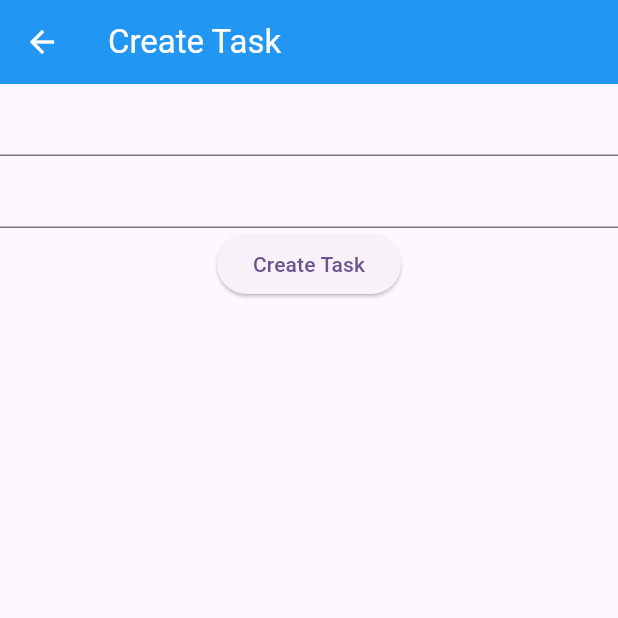
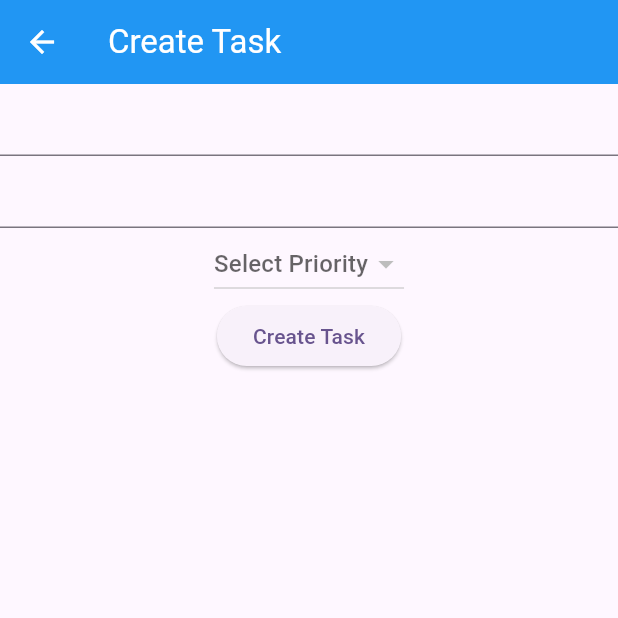
Before and after one commit to AbRehman536/backend_flutter_sec2, a Flutter app: the CreateTask screen opened directly, on a phone screen of 412 x 824 dp, the top half of it. Run offline on Flutter 3.47's test engine with Material 3 defaults, Android fonts, the phone set to English and light mode, and no system bars; our stand-ins replace cloud_firestore, firebase_core; accounts and stored records are empty.

Commit message:
Connect Priority done

```diff
--- a/lib/main.dart
+++ b/lib/main.dart
@@ -2,6 +2,7 @@ import 'package:firebase_core/firebase_core.dart';
 import 'package:flutter/material.dart';
 import 'package:flutter_sec_2_backend/views/create_task.dart';
 import 'package:flutter_sec_2_backend/views/get_all_task.dart';
+import 'package:flutter_sec_2_backend/views/get_priority.dart';
 
 void main()async {
   WidgetsFlutterBinding.ensureInitialized();
--- a/lib/views/create_task.dart
+++ b/lib/views/create_task.dart
@@ -1,8 +1,11 @@
 import 'package:flutter/material.dart';
+import 'package:flutter_sec_2_backend/models/priority.dart';
 import 'package:flutter_sec_2_backend/models/task.dart';
+import 'package:flutter_sec_2_backend/services/priority.dart';
 import 'package:flutter_sec_2_backend/services/task.dart';
 
 class CreateTask extends StatefulWidget {
+
   const CreateTask({super.key});
 
   @override
@@ -14,6 +17,16 @@ class _CreateTaskState extends State<CreateTask> {
   TextEditingController descriptionController = TextEditingController();
 
   bool isLoading = false;
+
+  List<PriorityTaskModel> priorityList = [];
+  PriorityTaskModel? _selectedPriority;
+  @override
+  void initState(){
+    PriorityServices().getPriority().then((val){
+      priorityList = val!;
+      setState(() {});
+    });
+  }
   @override
   Widget build(BuildContext context) {
     return Scaffold(
@@ -25,6 +38,17 @@ class _CreateTaskState extends State<CreateTask> {
       body: Column(children: [
         TextField(controller: nameController,),
         TextField(controller: descriptionController,),
+        DropdownButton(
+            hint: Text("Select Priority"),
+            value: _selectedPriority,
+            items: priorityList.map((item){
+              return DropdownMenuItem(
+                  child: Text(item.toString()));
+            }).toList(),
+            onChanged: (val){
+              _selectedPriority =val;
+              setState(() {});
+            }),
         isLoading ? Center(child: CircularProgressIndicator(),)
         :
         ElevatedButton(onPressed: ()async{
@@ -34,6 +58,7 @@ class _CreateTaskState extends State<CreateTask> {
             await TaskServices().createTask(TaskModel(
               name: nameController.text.toString(),
               description: descriptionController.text.toString(),
+              priorityID: _selectedPriority!.docId.toString(),
               isCompleted: false,
               createdAt: DateTime.now().millisecondsSinceEpoch
             )).then((val){
--- a/lib/views/get_all_task.dart
+++ b/lib/views/get_all_task.dart
@@ -4,6 +4,7 @@ import 'package:flutter_sec_2_backend/services/task.dart';
 import 'package:flutter_sec_2_backend/views/create_task.dart';
 import 'package:flutter_sec_2_backend/views/get_completed_task.dart';
 import 'package:flutter_sec_2_backend/views/get_incompleted_task.dart';
+import 'package:flutter_sec_2_backend/views/get_priority.dart';
 import 'package:flutter_sec_2_backend/views/update_task.dart';
 import 'package:provider/provider.dart';
 
@@ -24,6 +25,9 @@ class GetAllTask extends StatelessWidget {
           IconButton(onPressed: (){
             Navigator.push(context, MaterialPageRoute(builder: (context)=> GetInCompletedTask()));
           }, icon: Icon(Icons.incomplete_circle)),
+          IconButton(onPressed: (){
+            Navigator.push(context, MaterialPageRoute(builder: (context)=> GetPriority()));
+          }, icon: Icon(Icons.category)),
         ],
       ),
       floatingActionButton: FloatingActionButton(onPressed: (){
--- a/lib/views/get_priority.dart
+++ b/lib/views/get_priority.dart
@@ -24,6 +24,7 @@ class GetPriority extends StatelessWidget {
           builder: (context, child){
             List<PriorityTaskModel> priorityList = context.watch<List<PriorityTaskModel>>();
             return ListView.builder(
+              itemCount: priorityList.length,
               itemBuilder: (BuildContext context, int index) {
                 return ListTile(
                   leading: Icon(Icons.task),
```
Also changed, not shown: lib/services/priority.dart (+5 -2 lines).
